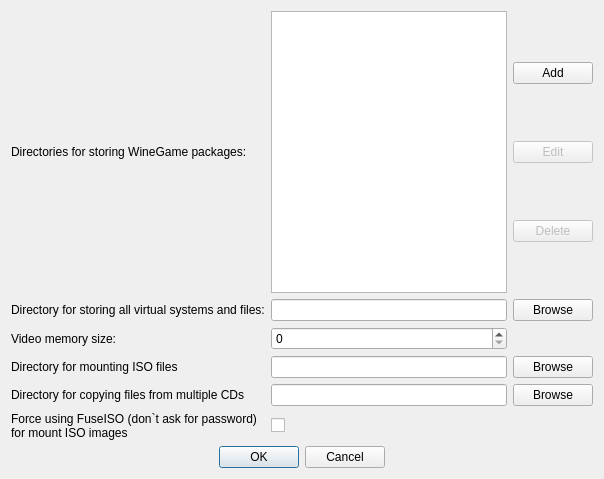
Old version of the form src/settingsdialog.ui in the repository pashazz/winegame.
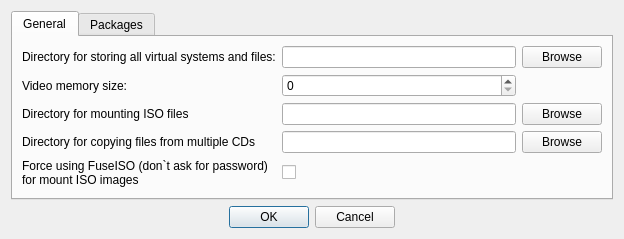
New version of the form.

Commit message: SettingsDialog: disabling automatic sync

```diff
--- a/src/settingsdialog.ui
+++ b/src/settingsdialog.ui
@@ -6,134 +6,107 @@
    <rect>
     <x>0</x>
     <y>0</y>
-    <width>604</width>
-    <height>479</height>
+    <width>624</width>
+    <height>239</height>
    </rect>
   </property>
   <property name="windowTitle">
    <string>Settings</string>
   </property>
-  <layout class="QGridLayout" name="gridLayout">
-   <item row="3" column="1">
-    <widget class="QSpinBox" name="sbMemory"/>
-   </item>
-   <item row="2" column="0">
+  <layout class="QVBoxLayout" name="verticalLayout_2">
+   <item>
+    <widget class="QTabWidget" name="tabWidget">
+     <property name="currentIndex">
+      <number>0</number>
+     </property>
+     <widget class="QWidget" name="tab_2">
+      <attribute name="title">
+       <string>General</string>
+      </attribute>
+      <layout class="QGridLayout" name="gridLayout_3">
+       <item row="0" column="0">
     <widget class="QLabel" name="label_2">
      <property name="text">
       <string>Directory for storing all virtual systems and files:</string>
      </property>
     </widget>
    </item>
-   <item row="3" column="0">
+       <item row="0" column="1">
+        <widget class="QLineEdit" name="txtWineDir"/>
+       </item>
+       <item row="0" column="2">
+        <widget class="QPushButton" name="cmdBrowseWine">
+         <property name="text">
+          <string>Browse</string>
+         </property>
+        </widget>
+       </item>
+       <item row="1" column="0">
     <widget class="QLabel" name="label_3">
      <property name="text">
       <string>Video memory size:</string>
      </property>
     </widget>
    </item>
-   <item row="2" column="2">
-    <widget class="QPushButton" name="cmdBrowseWine">
-     <property name="text">
-      <string>Browse</string>
-     </property>
-    </widget>
-   </item>
-   <item row="2" column="1">
-    <widget class="QLineEdit" name="txtWineDir"/>
-   </item>
-   <item row="5" column="0">
+       <item row="1" column="1">
+        <widget class="QSpinBox" name="sbMemory"/>
+       </item>
+       <item row="2" column="0">
     <widget class="QLabel" name="label_4">
      <property name="text">
       <string>Directory for mounting ISO files</string>
      </property>
     </widget>
    </item>
-   <item row="9" column="0" colspan="3">
-    <widget class="QDialogButtonBox" name="buttonBox">
-     <property name="orientation">
-      <enum>Qt::Horizontal</enum>
-     </property>
-     <property name="standardButtons">
-      <set>QDialogButtonBox::Cancel|QDialogButtonBox::Ok</set>
-     </property>
-     <property name="centerButtons">
-      <bool>true</bool>
-     </property>
-    </widget>
-   </item>
-   <item row="5" column="1">
+       <item row="2" column="1">
     <widget class="QLineEdit" name="txtMount"/>
    </item>
-   <item row="5" column="2">
+       <item row="2" column="2">
     <widget class="QPushButton" name="cmdBrowseMount">
      <property name="text">
       <string>Browse</string>
      </property>
     </widget>
    </item>
-   <item row="7" column="0">
-    <widget class="QLabel" name="lblFuse">
-     <property name="text">
-      <string>Force using FuseISO (don`t ask for password)
-for mount ISO images</string>
-     </property>
-    </widget>
-   </item>
-   <item row="7" column="1">
-    <widget class="QCheckBox" name="cbForceFuse">
-     <property name="text">
-      <string/>
-     </property>
-    </widget>
-   </item>
-   <item row="6" column="0">
+       <item row="3" column="0">
     <widget class="QLabel" name="label_6">
      <property name="text">
       <string>Directory for copying files from multiple CDs</string>
      </property>
     </widget>
    </item>
-   <item row="6" column="1">
+       <item row="3" column="1">
     <widget class="QLineEdit" name="txtDisc"/>
    </item>
-   <item row="6" column="2">
+       <item row="3" column="2">
     <widget class="QPushButton" name="cmdBrowseDisc">
      <property name="text">
       <string>Browse</string>
      </property>
     </widget>
    </item>
-   <item row="0" column="2">
-    <layout class="QVBoxLayout" name="verticalLayout">
-     <item>
-      <widget class="QPushButton" name="cmdAdd">
+       <item row="4" column="0">
+        <widget class="QLabel" name="lblFuse">
        <property name="text">
-        <string>Add</string>
+          <string>Force using FuseISO (don`t ask for password)
+for mount ISO images</string>
        </property>
       </widget>
      </item>
-     <item>
-      <widget class="QPushButton" name="cmdEdit">
-       <property name="enabled">
-        <bool>false</bool>
-       </property>
+       <item row="4" column="1">
+        <widget class="QCheckBox" name="cbForceFuse">
        <property name="text">
-        <string>Edit</string>
-       </property>
-      </widget>
-     </item>
-     <item>
-      <widget class="QPushButton" name="cmdDelete">
-       <property name="enabled">
-        <bool>false</bool>
-       </property>
-       <property name="text">
-        <string>Delete</string>
+          <string/>
        </property>
       </widget>
      </item>
     </layout>
-   </item>
+     </widget>
+     <widget class="QWidget" name="tab">
+      <attribute name="title">
+       <string>Packages</string>
+      </attribute>
+      <layout class="QGridLayout" name="gridLayout_2">
    <item row="0" column="0">
     <widget class="QLabel" name="label">
      <property name="text">
@@ -154,6 +127,68 @@
      </property>
     </widget>
    </item>
+       <item row="0" column="2">
+        <layout class="QVBoxLayout" name="verticalLayout">
+         <item>
+          <widget class="QPushButton" name="cmdAdd">
+           <property name="text">
+            <string>Add</string>
+           </property>
+          </widget>
+         </item>
+         <item>
+          <widget class="QPushButton" name="cmdEdit">
+           <property name="enabled">
+            <bool>false</bool>
+           </property>
+           <property name="text">
+            <string>Edit</string>
+           </property>
+          </widget>
+         </item>
+         <item>
+          <widget class="QPushButton" name="cmdDelete">
+           <property name="enabled">
+            <bool>false</bool>
+           </property>
+           <property name="text">
+            <string>Delete</string>
+           </property>
+          </widget>
+         </item>
+        </layout>
+       </item>
+       <item row="1" column="0">
+        <widget class="QLabel" name="label_5">
+         <property name="text">
+          <string>Sync updates automatically</string>
+         </property>
+        </widget>
+       </item>
+       <item row="1" column="1">
+        <widget class="QCheckBox" name="cbUpdates">
+         <property name="text">
+          <string/>
+         </property>
+        </widget>
+       </item>
+      </layout>
+     </widget>
+    </widget>
+   </item>
+   <item>
+    <widget class="QDialogButtonBox" name="buttonBox">
+     <property name="orientation">
+      <enum>Qt::Horizontal</enum>
+     </property>
+     <property name="standardButtons">
+      <set>QDialogButtonBox::Cancel|QDialogButtonBox::Ok</set>
+     </property>
+     <property name="centerButtons">
+      <bool>true</bool>
+     </property>
+    </widget>
+   </item>
   </layout>
  </widget>
  <tabstops>
```
Left out of the diff: 21 changed lines with no effect on the pictures. Lines whose indentation alone changed are shown as unchanged. The commit also changes 4 other files.
